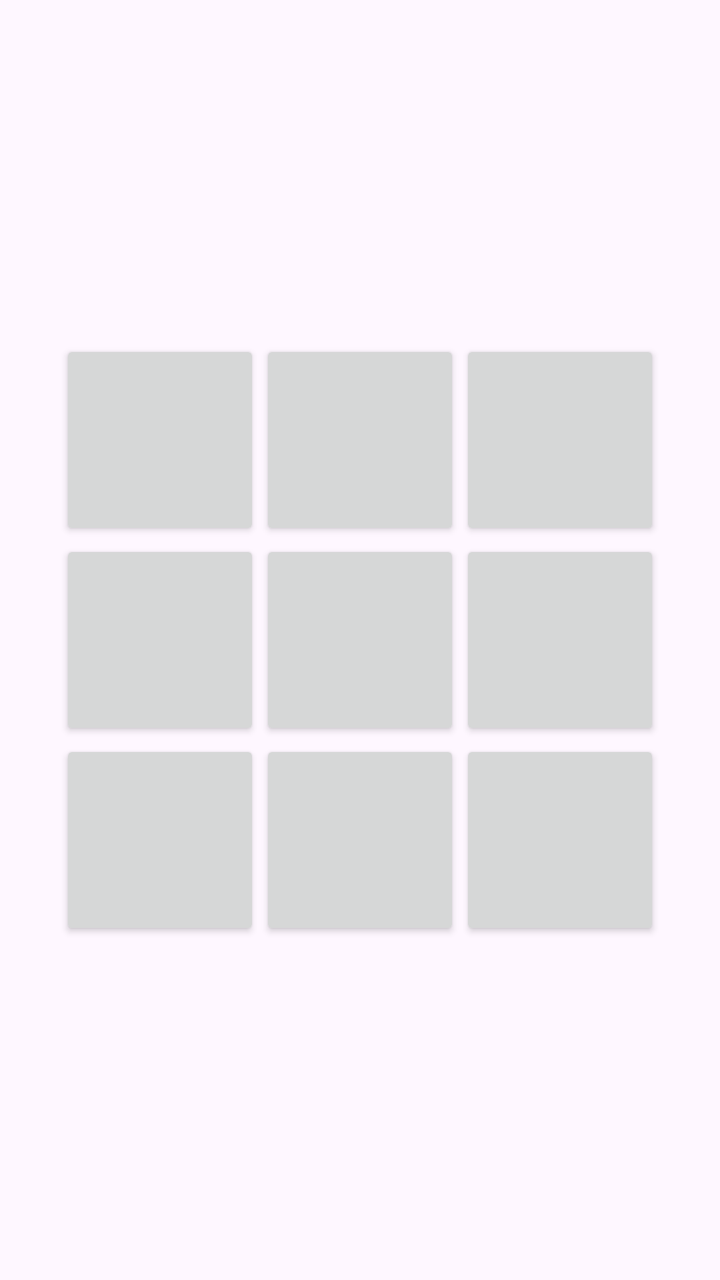
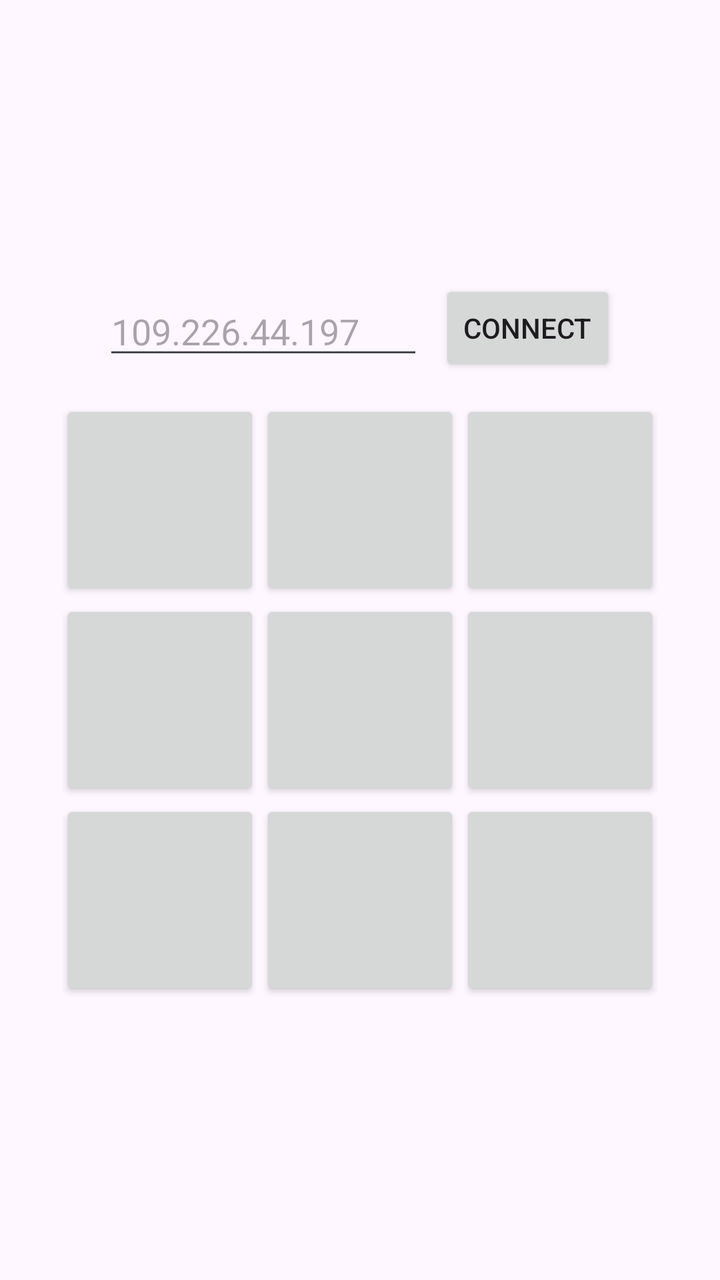

Before-and-after screenshots of an Android layout around one commit, followed by the original layout XML and the change that was made.
<!-- AndroidManifest.xml: application theme Theme.Mayakirzner -->
<!-- res/layout/activity_main.xml -->
<?xml version="1.0" encoding="utf-8"?>
<LinearLayout xmlns:android="http://schemas.android.com/apk/res/android"
    android:layout_width="match_parent"
    android:layout_height="match_parent"
    android:orientation="vertical"
    android:gravity="center">

    <GridLayout
        android:layout_width="wrap_content"
        android:layout_height="wrap_content"
        android:columnCount="3"
        android:rowCount="3">

        <Button
            android:id="@+id/button00"
            android:layout_width="100dp"
            android:layout_height="100dp"
            android:tag="0,0"
            android:onClick="onCellClick"
            android:textSize="24sp" />

        <Button
            android:id="@+id/button01"
            android:layout_width="100dp"
            android:layout_height="100dp"
            android:tag="0,1"
            android:onClick="onCellClick"
            android:textSize="24sp" />

        <Button
            android:id="@+id/button02"
            android:layout_width="100dp"
            android:layout_height="100dp"
            android:tag="0,2"
            android:onClick="onCellClick"
            android:textSize="24sp" />

        <Button
            android:id="@+id/button10"
            android:layout_width="100dp"
            android:layout_height="100dp"
            android:tag="1,0"
            android:onClick="onCellClick"
            android:textSize="24sp" />

        <Button
            android:id="@+id/button11"
            android:layout_width="100dp"
            android:layout_height="100dp"
            android:tag="1,1"
            android:onClick="onCellClick"
            android:textSize="24sp" />

        <Button
            android:id="@+id/button12"
            android:layout_width="100dp"
            android:layout_height="100dp"
            android:tag="1,2"
            android:onClick="onCellClick"
            android:textSize="24sp" />

        <Button
            android:id="@+id/button20"
            android:layout_width="100dp"
            android:layout_height="100dp"
            android:tag="2,0"
            android:onClick="onCellClick"
            android:textSize="24sp" />

        <Button
            android:id="@+id/button21"
            android:layout_width="100dp"
            android:layout_height="100dp"
            android:tag="2,1"
            android:onClick="onCellClick"
            android:textSize="24sp" />

        <Button
            android:id="@+id/button22"
            android:layout_width="100dp"
            android:layout_height="100dp"
            android:tag="2,2"
            android:onClick="onCellClick"
            android:textSize="24sp" />

    </GridLayout>

</LinearLayout>
<!-- resources referenced by this layout -->
<resources>
  <style name="Theme.Mayakirzner" parent="Base.Theme.Mayakirzner" />
  <style name="Base.Theme.Mayakirzner" parent="Theme.Material3.DayNight.NoActionBar">
          
          
      </style>
</resources>

<!-- the commit's change to res/layout/activity_main.xml (unified diff, before → after) -->
@@ -4,6 +4,29 @@
     android:layout_height="match_parent"
     android:orientation="vertical"
     android:gravity="center">
+    <LinearLayout
+        android:layout_width="wrap_content"
+        android:layout_height="wrap_content"
+        android:orientation="horizontal"
+        android:gravity="center"
+        android:layout_marginBottom="12dp">
+
+        <EditText
+            android:id="@+id/editServerIP"
+            android:layout_width="160dp"
+            android:layout_height="wrap_content"
+            android:hint="109.226.44.197"
+            android:inputType="text"
+            android:importantForAutofill="no" />
+
+        <Button
+            android:id="@+id/buttonConnect"
+            android:layout_width="wrap_content"
+            android:layout_height="wrap_content"
+            android:layout_marginStart="8dp"
+            android:onClick="onConnectClick"
+            android:text="Connect" />
+    </LinearLayout>
 
     <GridLayout
         android:layout_width="wrap_content"
